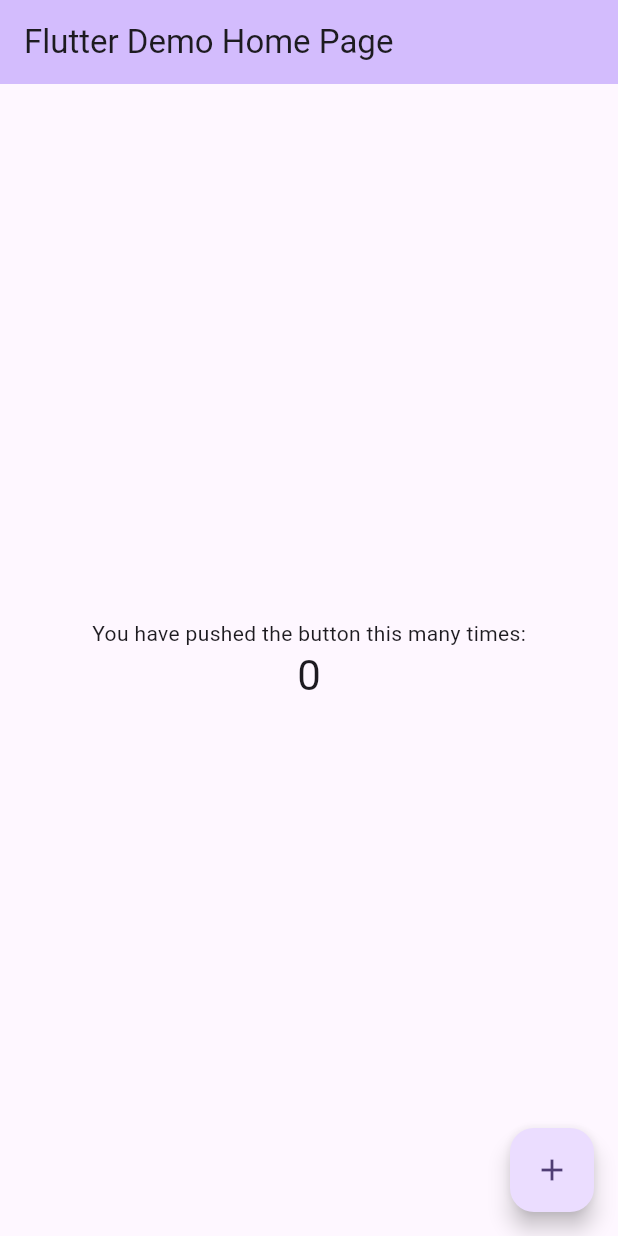
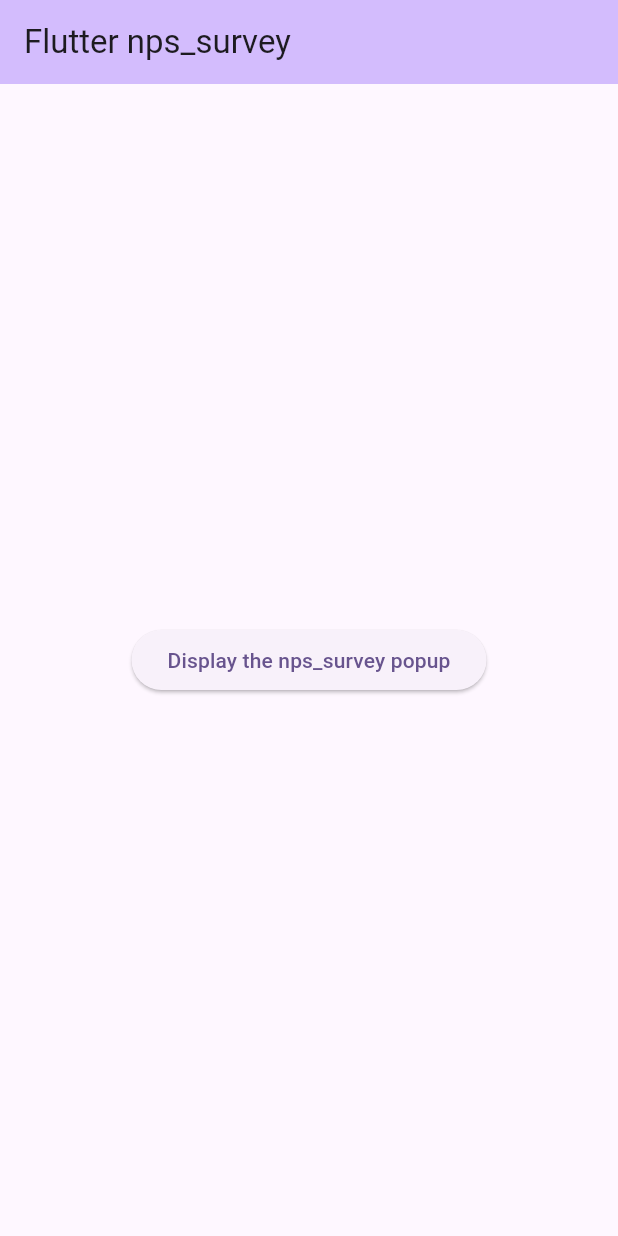
Before and after one commit to cobaltsign-com/nps_survey, a Flutter app: the screen it shows after launch, on a phone screen of 412 x 824 dp. Run offline on Flutter 3.47's test engine with Material 3 defaults, Android fonts, the phone set to English and light mode, and no system bars.

Commit message:
Updated the example

```diff
--- a/example/lib/main.dart
+++ b/example/lib/main.dart
@@ -1,4 +1,5 @@
 import 'package:flutter/material.dart';
+import 'package:nps_survey/nps_survey.dart';
 
 void main() {
   runApp(const MyApp());
@@ -11,42 +12,18 @@ class MyApp extends StatelessWidget {
   @override
   Widget build(BuildContext context) {
     return MaterialApp(
-      title: 'Flutter Demo',
+      title: 'Flutter nps_survey Demo',
       theme: ThemeData(
-        // This is the theme of your application.
-        //
-        // TRY THIS: Try running your application with "flutter run". You'll see
-        // the application has a purple toolbar. Then, without quitting the app,
-        // try changing the seedColor in the colorScheme below to Colors.green
-        // and then invoke "hot reload" (save your changes or press the "hot
-        // reload" button in a Flutter-supported IDE, or press "r" if you used
-        // the command line to start the app).
-        //
-        // Notice that the counter didn't reset back to zero; the application
-        // state is not lost during the reload. To reset the state, use hot
-        // restart instead.
-        //
-        // This works for code too, not just values: Most code changes can be
-        // tested with just a hot reload.
         colorScheme: ColorScheme.fromSeed(seedColor: Colors.deepPurple),
         useMaterial3: true,
       ),
-      home: const MyHomePage(title: 'Flutter Demo Home Page'),
+      home: const MyHomePage(title: 'Flutter nps_survey'),
     );
   }
 }
 
 class MyHomePage extends StatefulWidget {
   const MyHomePage({super.key, required this.title});
-
-  // This widget is the home page of your application. It is stateful, meaning
-  // that it has a State object (defined below) that contains fields that affect
-  // how it looks.
-
-  // This class is the configuration for the state. It holds the values (in this
-  // case the title) provided by the parent (in this case the App widget) and
-  // used by the build method of the State. Fields in a Widget subclass are
-  // always marked "final".
 
   final String title;
 
@@ -55,70 +32,29 @@ class MyHomePage extends StatefulWidget {
 }
 
 class _MyHomePageState extends State<MyHomePage> {
-  int _counter = 0;
-
-  void _incrementCounter() {
-    setState(() {
-      // This call to setState tells the Flutter framework that something has
-      // changed in this State, which causes it to rerun the build method below
-      // so that the display can reflect the updated values. If we changed
-      // _counter without calling setState(), then the build method would not be
-      // called again, and so nothing would appear to happen.
-      _counter++;
-    });
+  void _displayPopup() {
+    NPSSurvey().showNPSDialog(
+        context: context,
+        callback: (feedback, score) {
+          print(feedback);
+          print(score);
+        });
   }
 
   @override
   Widget build(BuildContext context) {
-    // This method is rerun every time setState is called, for instance as done
-    // by the _incrementCounter method above.
-    //
-    // The Flutter framework has been optimized to make rerunning build methods
-    // fast, so that you can just rebuild anything that needs updating rather
-    // than having to individually change instances of widgets.
     return Scaffold(
       appBar: AppBar(
-        // TRY THIS: Try changing the color here to a specific color (to
-        // Colors.amber, perhaps?) and trigger a hot reload to see the AppBar
-        // change color while the other colors stay the same.
         backgroundColor: Theme.of(context).colorScheme.inversePrimary,
-        // Here we take the value from the MyHomePage object that was created by
-        // the App.build method, and use it to set our appbar title.
         title: Text(widget.title),
       ),
       body: Center(
-        // Center is a layout widget. It takes a single child and positions it
-        // in the middle of the parent.
-        child: Column(
-          // Column is also a layout widget. It takes a list of children and
-          // arranges them vertically. By default, it sizes itself to fit its
-          // children horizontally, and tries to be as tall as its parent.
-          //
-          // Column has various properties to control how it sizes itself and
-          // how it positions its children. Here we use mainAxisAlignment to
-          // center the children vertically; the main axis here is the vertical
-          // axis because Columns are vertical (the cross axis would be
-          // horizontal).
-          //
-          // TRY THIS: Invoke "debug painting" (choose the "Toggle Debug Paint"
-          // action in the IDE, or press "p" in the console), to see the
-          // wireframe for each widget.
-          mainAxisAlignment: MainAxisAlignment.center,
-          children: <Widget>[
-            const Text(
-              'You have pushed the button this many times:',
-            ),
-            Text(
-              '$_counter',
-              style: Theme.of(context).textTheme.headlineMedium,
-            ),
-          ],
+        child: ElevatedButton(
+          onPressed: () {
+            _displayPopup();
+          },
+          child: const Text("Display the nps_survey popup"),
         ),
-      ),
-      floatingActionButton: FloatingActionButton(
-        onPressed: _incrementCounter,
-        tooltip: 'Increment',
-        child: const Icon(Icons.add),
       ), // This trailing comma makes auto-formatting nicer for build methods.
     );
   }
--- a/example/pubspec.yaml
+++ b/example/pubspec.yaml
@@ -35,6 +35,7 @@ dependencies:
   # The following adds the Cupertino Icons font to your application.
   # Use with the CupertinoIcons class for iOS style icons.
   cupertino_icons: ^1.0.2
+  nps_survey: ^1.0.0
 
 dev_dependencies:
   flutter_test:
```
